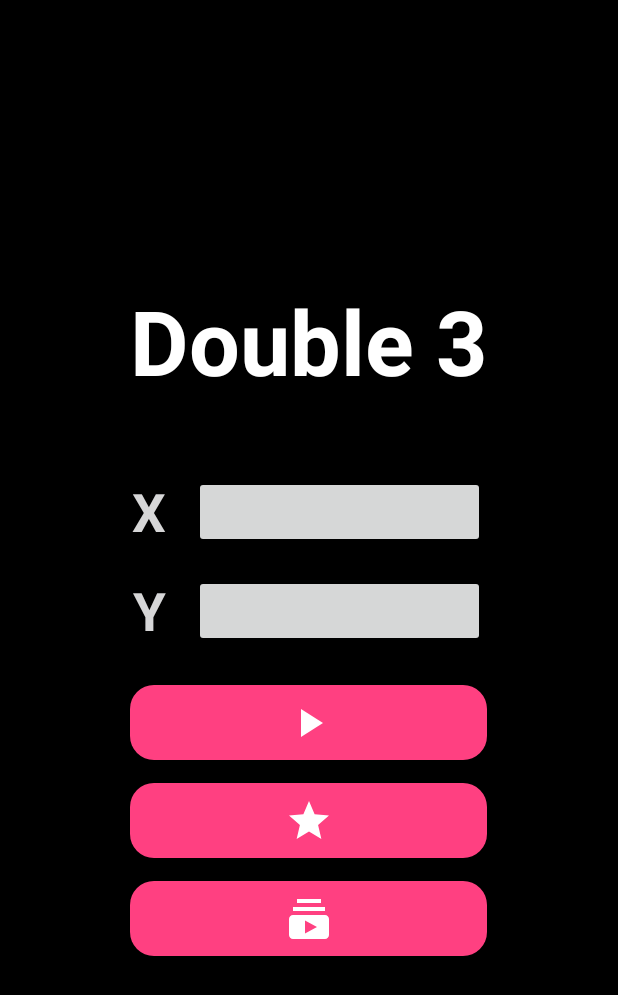
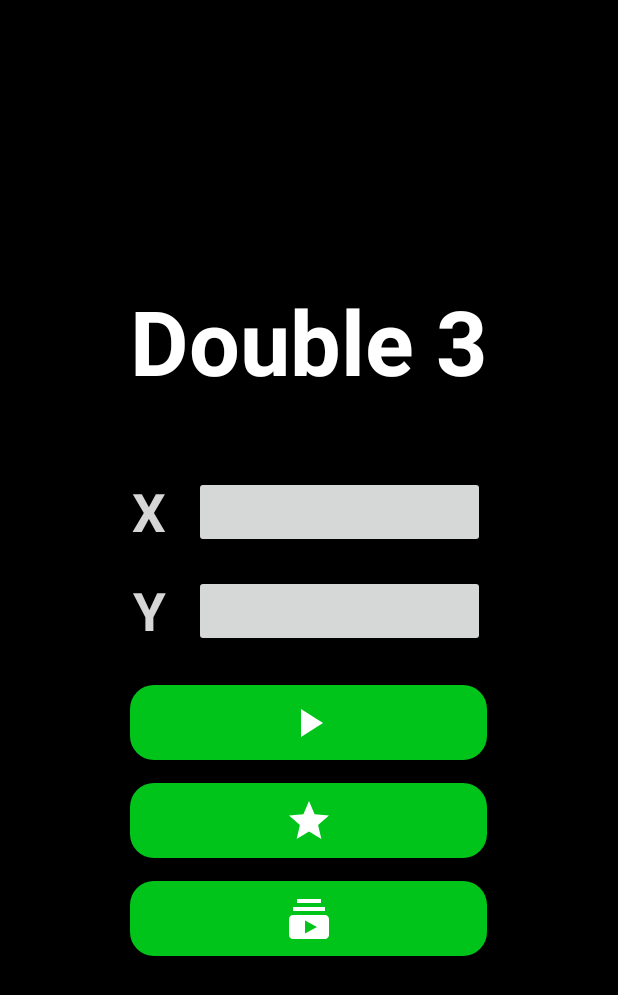
Before and after one commit to tuxxon/double3, an Android app: the screen it shows after launch (MainActivity), on a phone screen of 412 x 824 dp. Shown: the top 995 px of the screen. Run offline under Robolectric (Android 15) with nearby library versions, the phone set to English and light mode, and no system bars; libraries missing offline, so code that uses them is left out: com.cepheuen.elegantnumberbutton; plain views replace ElegantNumberButton; 8 statements that could not run were skipped.

Commit message:
remove the file useless

```diff
--- a/app/src/main/res/drawable/rounded_background.xml
+++ b/app/src/main/res/drawable/rounded_background.xml
@@ -2,7 +2,7 @@
 <shape xmlns:android="http://schemas.android.com/apk/res/android"
     android:shape="rectangle" >
 
-    <solid android:color="#ff4081" />
+    <solid android:color="@color/buttons" />
 
     <corners
         android:bottomLeftRadius="16dp"
--- a/app/src/main/res/values/colors.xml
+++ b/app/src/main/res/values/colors.xml
@@ -4,6 +4,7 @@
     <color name="text_black">#000000</color>
     <color name="text_brown">#d6cdc4</color>
     <color name="background">#444444</color>
+    <color name="buttons">#00c41a</color>
     <color name="icon_background">#e8ba2e</color>
     <color name="status_background">#bbada0</color>
     <color name="white">#ffffff</color>
```
Also changed, not shown: app/src/main/res/drawable-hdpi/ic_action_undo.png (deleted), app/src/main/res/drawable-mdpi/ic_action_refresh.png (deleted), app/src/main/res/drawable-mdpi/ic_action_undo.png (deleted), app/src/main/res/drawable-xhdpi/ic_action_undo.png (deleted), app/src/main/res/drawable-xxhdpi/ic_action_undo.png (deleted).
